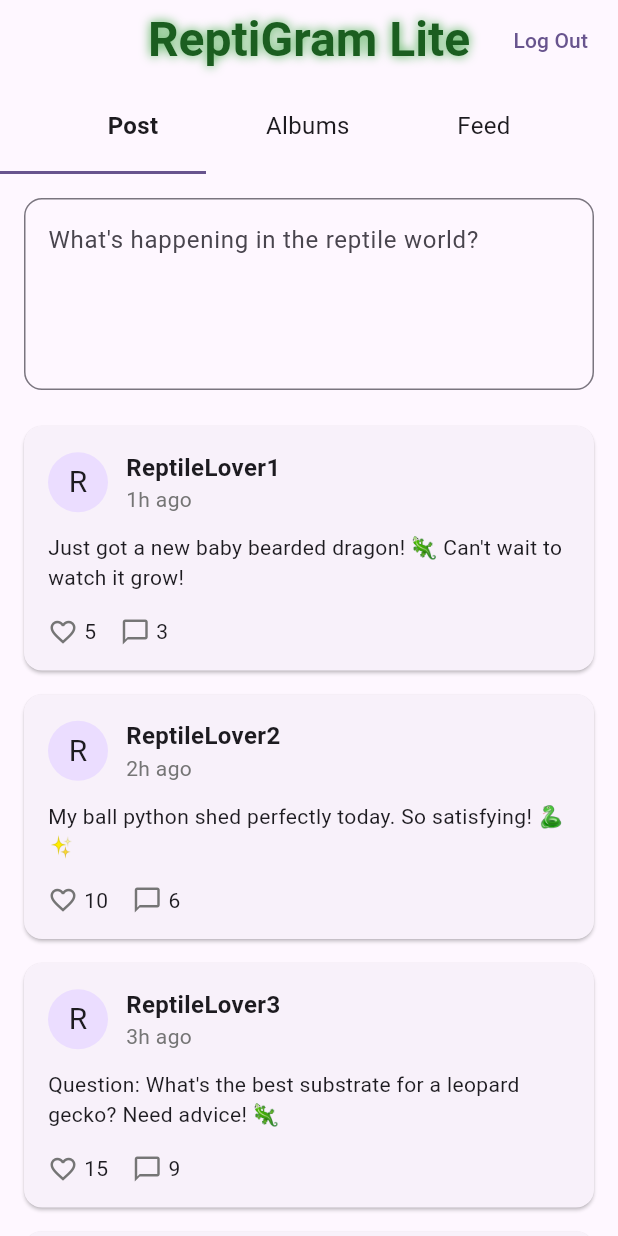
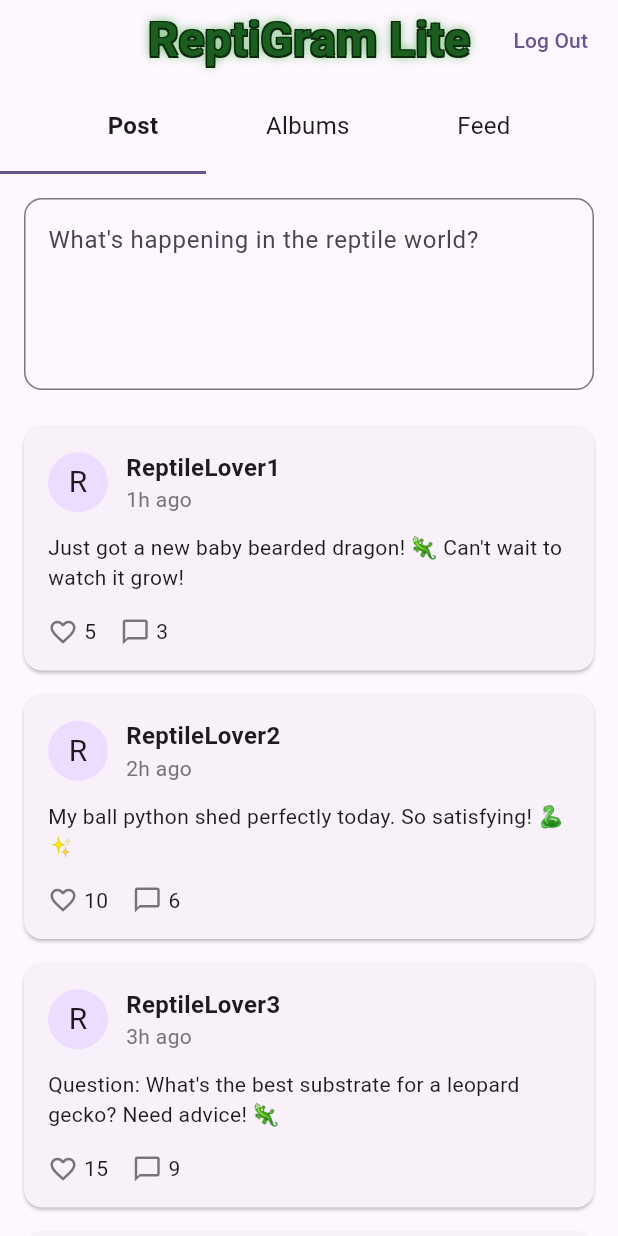
Before and after one commit to FelipeJuarezJr/flutter-reptigram-lite, a Flutter app: the screen it shows after launch, after a tap on "Login", on a phone screen of 412 x 824 dp. Run offline on Flutter 3.47's test engine with Material 3 defaults, Android fonts, the phone set to English and light mode, and no system bars.

Commit message:
Dark Green outline to title

```diff
--- a/lib/main.dart
+++ b/lib/main.dart
@@ -56,6 +56,10 @@ class WelcomePage extends StatelessWidget {
                       color: Color(0xFF4CAF50), // Light green glow
                       blurRadius: 8.0,
                     ),
+                    Shadow(offset: Offset(-1, -1), color: Color(0xFF0A2A0A)), // Very dark green
+                    Shadow(offset: Offset(1, -1), color: Color(0xFF0A2A0A)),
+                    Shadow(offset: Offset(1, 1), color: Color(0xFF0A2A0A)),
+                    Shadow(offset: Offset(-1, 1), color: Color(0xFF0A2A0A)),
                   ],
                 ),
               ),
@@ -214,6 +218,10 @@ class _PostPageState extends State<PostPage> {
                 color: Color(0xFF4CAF50),
                 blurRadius: 8.0,
               ),
+              Shadow(offset: Offset(-1, -1), color: Color(0xFF0A2A0A)), // Very dark green
+              Shadow(offset: Offset(1, -1), color: Color(0xFF0A2A0A)),
+              Shadow(offset: Offset(1, 1), color: Color(0xFF0A2A0A)),
+              Shadow(offset: Offset(-1, 1), color: Color(0xFF0A2A0A)),
             ],
           ),
         ),
```
